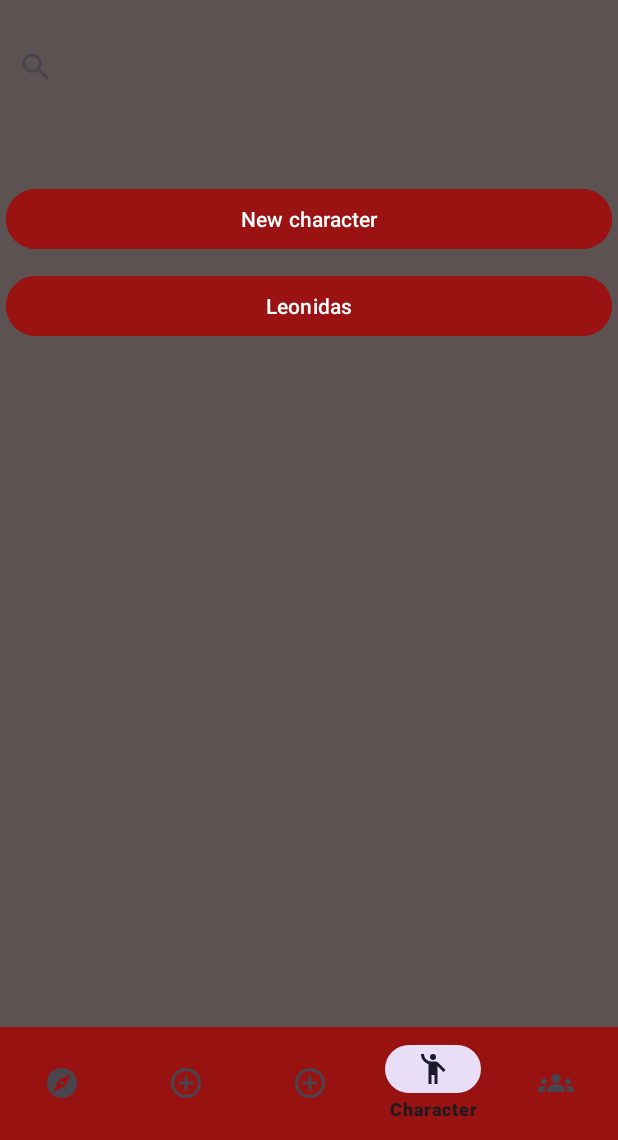
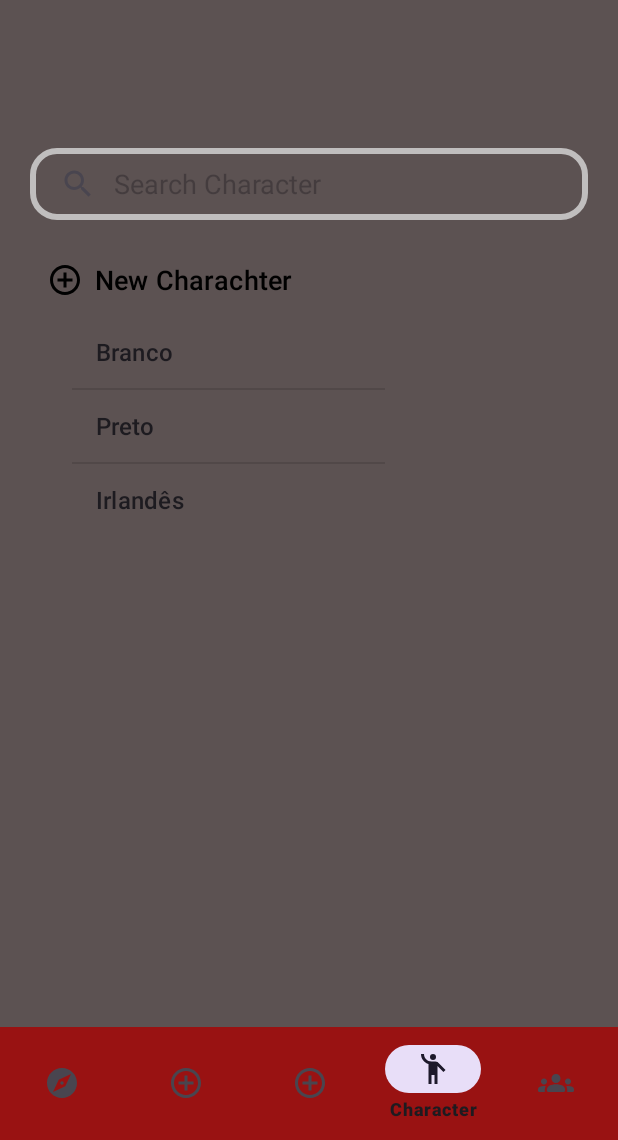
Before and after one commit to hmecruz/Pathfinder_Helper, an Android app: the screen it shows after launch (MainActivity), item 4 of the bottom bar chosen, on a phone screen of 412 x 824 dp, the part 96-1236 px from its top. Run offline under Robolectric (Android 15) with nearby library versions, the phone set to English and light mode, and no system bars.

Commit message:
More progress on the campaign and characters

```diff
--- a/APP/app/src/main/AndroidManifest.xml
+++ b/APP/app/src/main/AndroidManifest.xml
@@ -14,6 +14,7 @@
         tools:targetApi="31">
         <activity
             android:name=".MainActivity"
+            android:windowSoftInputMode="adjustPan"
             android:exported="true">
             <intent-filter>
                 <action android:name="android.intent.action.MAIN" />
--- a/APP/app/src/main/java/com/pathfinder_helper/app/Character.kt
+++ b/APP/app/src/main/java/com/pathfinder_helper/app/Character.kt
@@ -5,25 +5,28 @@ import androidx.fragment.app.Fragment
 import android.view.LayoutInflater
 import android.view.View
 import android.view.ViewGroup
+import android.widget.ArrayAdapter
+import android.widget.SearchView
 import com.pathfinder_helper.app.databinding.FragmentCharacterBinding
-
-// TODO: Rename parameter arguments, choose names that match
-// the fragment initialization parameters, e.g. ARG_ITEM_NUMBER
-private const val ARG_PARAM1 = "param1"
-private const val ARG_PARAM2 = "param2"
 
 /**
  * A simple [Fragment] subclass.
  * Use the [Character.newInstance] factory method to
  * create an instance of this fragment.
  */
+
+private const val ARG_PARAM1 = "param1"
+private const val ARG_PARAM2 = "param2"
+
 class Character : Fragment() {
-    // TODO: Rename and change types of parameters
+
     private var param1: String? = null
     private var param2: String? = null
 
+    // View binding instance
     private var _binding: FragmentCharacterBinding? = null
     private val binding get() = _binding!!
+
 
     override fun onCreate(savedInstanceState: Bundle?) {
         super.onCreate(savedInstanceState)
@@ -33,22 +36,56 @@ class Character : Fragment() {
         }
     }
 
-    override fun onCreateView(
-        inflater: LayoutInflater, container: ViewGroup?,
-        savedInstanceState: Bundle?
-    ): View? {
+    override fun onCreateView(inflater: LayoutInflater, container: ViewGroup?,
+                              savedInstanceState: Bundle?): View {
         // Inflate the layout for this fragment
         _binding = FragmentCharacterBinding.inflate(inflater, container, false)
         val view = binding.root
 
         // Set up button click listener
-        binding.newcharcterbutton.setOnClickListener {
+        binding.newCharacterButton.setOnClickListener {
             // Show the pop-up dialog
             val dialogFragment = MyDialogFragmentCharacetr()
-            dialogFragment.show(parentFragmentManager, "MyDialogFragmentCharacetr")
+            dialogFragment.show(parentFragmentManager, "MyDialogFragmentCharacter")
         }
 
+        // Sample data
+        val campaigns = arrayOf("Branco", "Preto", "Irlandês")
+
+        // Create an adapter using custom layout
+        val campaignAdapter: ArrayAdapter<String> = ArrayAdapter(
+                requireContext(),
+                android.R.layout.simple_list_item_1,
+                campaigns
+        )
+
+        // Set the adapter to the ListView
+        binding.CharacterList.adapter = campaignAdapter
+
+        // Set up the SearchView
+        binding.searchView.setOnQueryTextListener(object : SearchView.OnQueryTextListener {
+            // Final Text is Entered on the Search View
+            override fun onQueryTextSubmit(query: String?): Boolean {
+                binding.searchView.clearFocus()
+                if (campaigns.contains(query)) {
+                    campaignAdapter.filter.filter(query)
+                }
+                return false
+            }
+
+            // Every Time a key is pressed on the Search View
+            override fun onQueryTextChange(newText: String?): Boolean {
+                campaignAdapter.filter.filter(newText)
+                return false
+            }
+        })
+
         return view
+    }
+
+    override fun onDestroyView() {
+        super.onDestroyView()
+        _binding = null
     }
 
     companion object {
@@ -58,16 +95,15 @@ class Character : Fragment() {
          *
          * @param param1 Parameter 1.
          * @param param2 Parameter 2.
-         * @return A new instance of fragment Character.
+         * @return A new instance of fragment Campaign.
          */
-        // TODO: Rename and change types and number of parameters
         @JvmStatic
         fun newInstance(param1: String, param2: String) =
-            Character().apply {
-                arguments = Bundle().apply {
-                    putString(ARG_PARAM1, param1)
-                    putString(ARG_PARAM2, param2)
+                Character().apply {
+                    arguments = Bundle().apply {
+                        putString(ARG_PARAM1, param1)
+                        putString(ARG_PARAM2, param2)
+                    }
                 }
-            }
     }
 }
--- a/APP/app/src/main/java/com/pathfinder_helper/app/MainActivity.kt
+++ b/APP/app/src/main/java/com/pathfinder_helper/app/MainActivity.kt
@@ -55,7 +55,8 @@ class MainActivity : AppCompatActivity() {
                 R.id.Spells -> replaceFragment(spells())
                 R.id.Items -> replaceFragment(Items())
                 R.id.Character -> replaceFragment(Character())
-                R.id.Campaign -> replaceFragment(Campiagn())
+                //R.id.Campaign -> replaceFragment(Campiagn())
+                R.id.Campaign -> replaceFragment(Campaign())
                 else -> return@setOnItemSelectedListener false
             }
             true
--- a/APP/app/src/main/res/layout/activity_main.xml
+++ b/APP/app/src/main/res/layout/activity_main.xml
@@ -46,14 +46,7 @@
             app:layout_constraintStart_toStartOf="parent"
             app:menu="@menu/navbar_menu" />
 
-        <SearchView
-            android:id="@+id/searchView"
-            android:layout_width="413dp"
-            android:layout_height="135dp"
-            android:layout_marginTop="20dp"
-            app:layout_constraintBottom_toTopOf="@+id/linearLayout2"
-            app:layout_constraintTop_toBottomOf="@+id/toolbar"
-            tools:layout_editor_absoluteX="1dp" />
+
 
     </androidx.constraintlayout.widget.ConstraintLayout>
 
--- a/APP/app/src/main/res/layout/campaign.xml
+++ b/APP/app/src/main/res/layout/campaign.xml
@@ -46,5 +46,5 @@
         android:layout_marginStart="16dp"
         android:layout_marginEnd="150dp"
         android:paddingStart="28dp"
-        android:paddingEnd="1dp" />
+        android:paddingEnd="1dp"/>
 </LinearLayout>
--- a/APP/app/src/main/res/layout/fragment_character.xml
+++ b/APP/app/src/main/res/layout/fragment_character.xml
@@ -1,35 +1,50 @@
 <?xml version="1.0" encoding="utf-8"?>
-<FrameLayout xmlns:android="http://schemas.android.com/apk/res/android"
+<LinearLayout xmlns:android="http://schemas.android.com/apk/res/android"
     xmlns:tools="http://schemas.android.com/tools"
     android:layout_width="match_parent"
     android:layout_height="match_parent"
-    tools:context=".Character">
+    android:orientation="vertical"
+    tools:context=".Campaign">
 
-    <LinearLayout
-        android:id="@+id/linearLayout2"
-        android:layout_width="match_parent"
-        android:layout_height="436dp"
-        android:orientation="vertical">
 
-        <Button
-            android:id="@+id/newcharcterbutton"
+    <!-- SearchView to search every existing campaign -->
+    <android.widget.SearchView
+        android:id="@+id/searchView"
         android:layout_width="match_parent"
         android:layout_height="wrap_content"
-            android:layout_marginTop="10dp"
-            android:icon="@drawable/icon_add"
-            android:backgroundTint="#9A1212"
-            android:text="New character"
-            android:textColor="#FFFFFF"/>
+        android:layout_marginHorizontal="16dp"
+        android:layout_marginTop="30dp"
+        android:layout_marginBottom="16dp"
+        android:background="@drawable/searchview_background"
+        android:iconifiedByDefault="false"
+        android:queryBackground="@android:color/transparent"
+        android:queryHint="Search Character" />
 
+    <!-- Button for creating new campaign -->
+
+    <!-- ListView for listing every existing campaign -->
     <Button
+        android:id="@+id/newCharacterButton"
         android:layout_width="match_parent"
         android:layout_height="wrap_content"
-            android:layout_marginTop="10dp"
-            android:backgroundTint="#9A1212"
-            android:text="Leonidas"
-            android:textColor="#FFFFFF"/>
+        android:layout_marginStart="16dp"
+        android:layout_marginEnd="16dp"
+        android:drawableLeft="@drawable/icon_plus_sign"
+        android:text="@string/new_character"
+        android:textSize="18sp"
+        android:textColor="@android:color/black"
+        android:gravity="start|center_vertical"
+        android:background="@android:color/transparent"
+        android:paddingStart="11dp"
+        android:paddingEnd="1dp"
+        />
 
-
+    <ListView
+        android:id="@+id/CharacterList"
+        android:layout_width="match_parent"
+        android:layout_height="wrap_content"
+        android:layout_marginStart="16dp"
+        android:layout_marginEnd="150dp"
+        android:paddingStart="28dp"
+        android:paddingEnd="1dp"/>
 </LinearLayout>
-
-</FrameLayout>
--- a/APP/app/src/main/res/layout/popup_new_campaign.xml
+++ b/APP/app/src/main/res/layout/popup_new_campaign.xml
@@ -31,6 +31,7 @@
             android:layout_marginTop="20dp"
             android:ems="10"
             android:inputType="text"
+            android:selectAllOnFocus="true"
             android:text="Name"
             app:layout_constraintEnd_toEndOf="parent"
             app:layout_constraintStart_toStartOf="parent"
@@ -44,6 +45,8 @@
             android:ems="10"
             android:gravity="start|top"
             android:inputType="textMultiLine"
+            android:selectAllOnFocus="true"
+            android:text="Description"
             app:layout_constraintEnd_toEndOf="parent"
             app:layout_constraintStart_toStartOf="parent"
             app:layout_constraintTop_toBottomOf="@+id/editText1" />
--- a/APP/app/src/main/res/layout/popup_new_charcter.xml
+++ b/APP/app/src/main/res/layout/popup_new_charcter.xml
@@ -32,6 +32,7 @@
             android:ems="10"
             android:inputType="text"
             android:text="Name"
+            android:selectAllOnFocus="true"
             app:layout_constraintEnd_toEndOf="parent"
             app:layout_constraintStart_toStartOf="parent"
             app:layout_constraintTop_toBottomOf="@+id/textView2" />
@@ -43,10 +44,12 @@
             android:layout_marginTop="20dp"
             android:ems="10"
             android:inputType="text"
+            android:selectAllOnFocus="true"
             android:text="Race"
             app:layout_constraintEnd_toEndOf="parent"
             app:layout_constraintStart_toStartOf="parent"
             app:layout_constraintTop_toBottomOf="@+id/editTextText1" />
+
         <EditText
             android:id="@+id/editTextText3"
             android:layout_width="wrap_content"
@@ -54,6 +57,7 @@
             android:layout_marginTop="20dp"
             android:ems="10"
             android:inputType="text"
+            android:selectAllOnFocus="true"
             android:text="Class"
             app:layout_constraintEnd_toEndOf="parent"
             app:layout_constraintStart_toStartOf="parent"
@@ -66,6 +70,7 @@
             android:layout_marginTop="20dp"
             android:ems="10"
             android:inputType="text"
+            android:selectAllOnFocus="true"
             android:text="Level"
             app:layout_constraintEnd_toEndOf="parent"
             app:layout_constraintStart_toStartOf="parent"
@@ -79,6 +84,7 @@
             android:ems="10"
             android:gravity="start|top"
             android:inputType="textMultiLine"
+            android:selectAllOnFocus="true"
             android:text="Description"
             app:layout_constraintEnd_toEndOf="parent"
             app:layout_constraintStart_toStartOf="parent"
--- a/APP/app/src/main/res/values/strings.xml
+++ b/APP/app/src/main/res/values/strings.xml
@@ -8,4 +8,6 @@
     <string name="navigation_drawer_open">Open</string>
     <string name="navigation_drawer_close">Close</string>
     <string name="new_campaign">New Campaign</string>
+    <string name="hello_blank_fragment">Hello blank fragment</string>
+    <string name="new_character">New Charachter</string>
 </resources>
```
Also changed, not shown: APP/app/src/main/java/com/pathfinder_helper/app/Campaign.kt (+72 -13 lines). Lines whose indentation alone changed are shown as unchanged.
